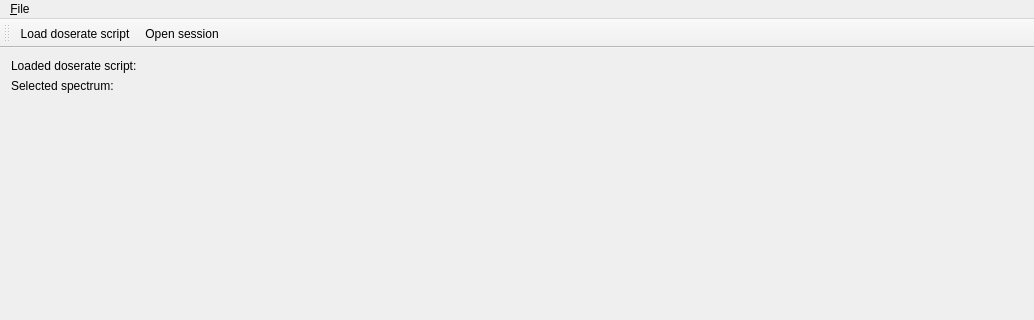
Above: gammaanalyzer3d.ui from bytting/gamma-viewer-3d before the change; both pictures show x 0 to 1034 and y 0 to 320 of the 1034 by 772 pixel window. Below: the same form after it.
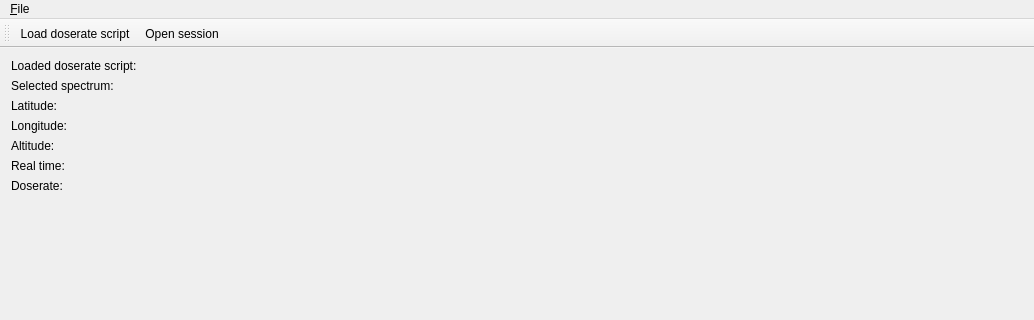
That is the form after the change. Icons and pictures are not drawn.

Commit message: Added some UI labels for selected spectrum

What changed in the file:
```diff
--- a/gammaanalyzer3d.ui
+++ b/gammaanalyzer3d.ui
@@ -33,6 +33,41 @@
       </property>
      </widget>
     </item>
+    <item>
+     <widget class="QLabel" name="lblLatitude">
+      <property name="text">
+       <string>Latitude:</string>
+      </property>
+     </widget>
+    </item>
+    <item>
+     <widget class="QLabel" name="lblLongitude">
+      <property name="text">
+       <string>Longitude:</string>
+      </property>
+     </widget>
+    </item>
+    <item>
+     <widget class="QLabel" name="lblAltitude">
+      <property name="text">
+       <string>Altitude:</string>
+      </property>
+     </widget>
+    </item>
+    <item>
+     <widget class="QLabel" name="lblRealtime">
+      <property name="text">
+       <string>Real time:</string>
+      </property>
+     </widget>
+    </item>
+    <item>
+     <widget class="QLabel" name="lblDoserate">
+      <property name="text">
+       <string>Doserate:</string>
+      </property>
+     </widget>
+    </item>
     <item>
      <spacer name="verticalSpacer">
       <property name="orientation">
```
The commit also changes 1 other file.
